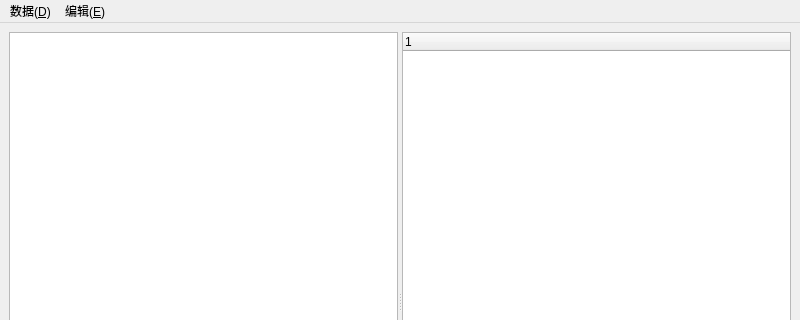
Above: src/ui/mainwindow.ui from godcctv/DatabaseKnowledgeGraph before the change; both pictures show x 0 to 800 and y 0 to 320 of the 800 by 600 pixel window. Below: the same form after it.
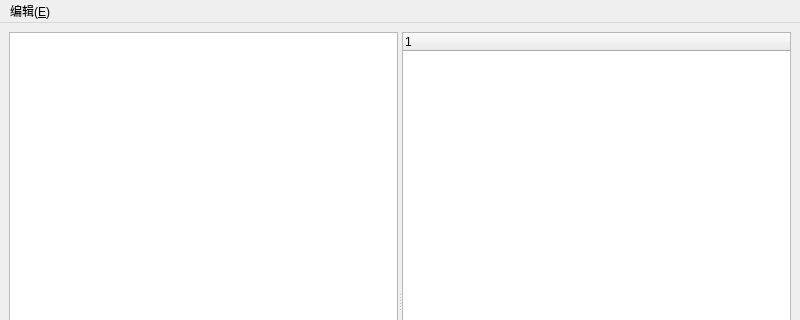
That is the form after the change.

Commit message: 清理了项目内部的导入和导出逻辑

```diff
--- a/src/ui/mainwindow.ui
+++ b/src/ui/mainwindow.ui
@@ -41,13 +41,6 @@
                     <height>28</height>
                 </rect>
             </property>
-            <widget class="QMenu" name="menu_F">
-                <property name="title">
-                    <string>数据(&amp;D)</string>
-                </property>
-                <addaction name="actionImportData"/>
-                <addaction name="actionExportData"/>
-            </widget>
             <widget class="QMenu" name="menu_E">
                 <property name="title">
                     <string>编辑(&amp;E)</string>
@@ -58,7 +51,6 @@
                 <addaction name="action_6"/>
                 <addaction name="action_7"/>
             </widget>
-            <addaction name="menu_F"/>
             <addaction name="menu_E"/>
         </widget>
         <widget class="QStatusBar" name="statusbar"/>
```
Left out of the diff: 18 changed lines with no effect on the pictures. The commit also changes 2 other files.
